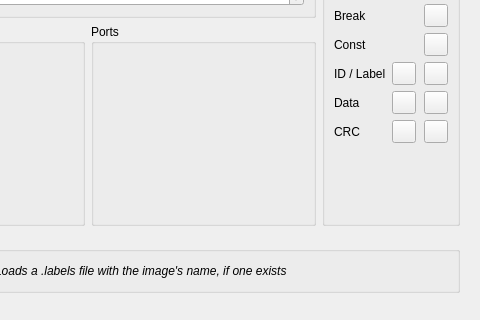
This is ui/setupwin.ui in DruzhininPavel/xpeccy-plus as Qt 5 draws it before an edit; both pictures show x 236 to 716 and y 181 to 501 of the 716 by 909 pixel window. The edited form follows.
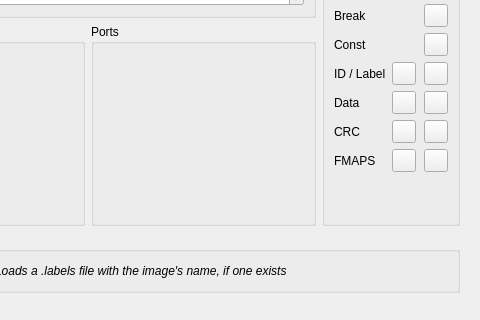
This is the edited form. The open tabs and pages were chosen to show the change. Icons and pictures are not drawn. Custom widgets are drawn as their Qt base class.

Commit message:
debugger: the TSConf FMAPS window in the dump, MEMMAP and the FMAddr row
FMAddr gives where CRAM, SFILE and the registers start; MEMMAP has an FM row on
TSConf; the CPU view of the dump tints the bytes a write passes on to CRAM,
SFILE or a register, with a tooltip naming the color, sprite or port. A new
debugger color pair, FMAPS, in Options and in every style. ts_fmaps_part()
is the decode tslMWr uses (zmaps.v).

Diff of the .ui file:
```diff
--- a/ui/setupwin.ui
+++ b/ui/setupwin.ui
@@ -3254,6 +3254,36 @@
                     </property>
                    </widget>
                   </item>
+                  <item row="13" column="0">
+                   <widget class="QLabel" name="label_fmaps">
+                    <property name="text">
+                     <string>FMAPS</string>
+                    </property>
+                    <property name="toolTip">
+                     <string>The TSConf FMAPS window in the dump and MEMMAP</string>
+                    </property>
+                   </widget>
+                  </item>
+                  <item row="13" column="1">
+                   <widget class="QToolButton" name="tbDbgFmBG">
+                    <property name="contextMenuPolicy">
+                     <enum>Qt::CustomContextMenu</enum>
+                    </property>
+                    <property name="text">
+                     <string/>
+                    </property>
+                   </widget>
+                  </item>
+                  <item row="13" column="2">
+                   <widget class="QToolButton" name="tbDbgFmFG">
+                    <property name="contextMenuPolicy">
+                     <enum>Qt::CustomContextMenu</enum>
+                    </property>
+                    <property name="text">
+                     <string/>
+                    </property>
+                   </widget>
+                  </item>
                    <item row="7" column="0">
                    <widget class="QLabel" name="label_49">
                     <property name="text">
```
The commit also changes 17 other files.
